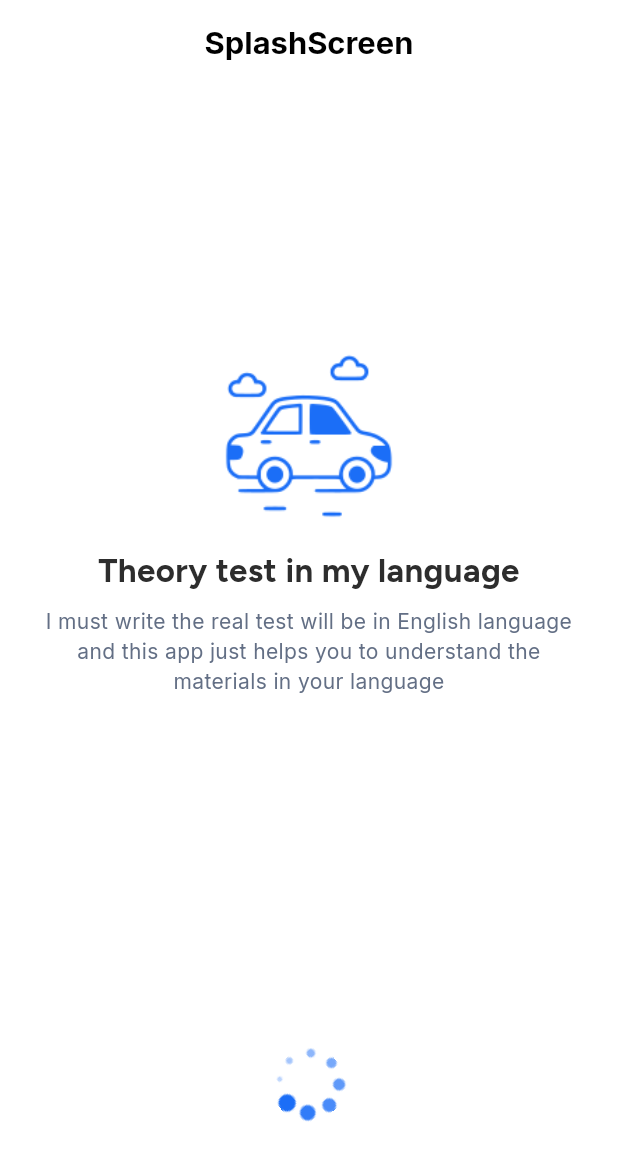
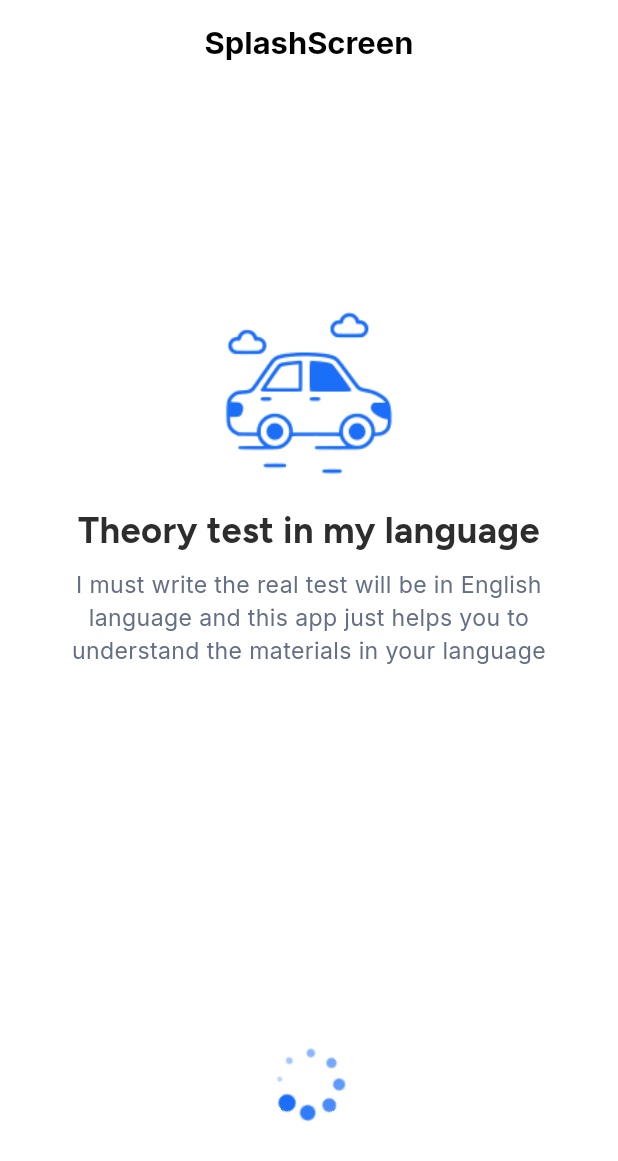
Before and after one commit to Fahad-mia/technical_task_app, a Flutter app: the SplashScreen screen opened by its route, on a phone screen of 412 x 824 dp. Shown: the top 1161 px of the screen. Run offline on Flutter 3.47's test engine with Material 3 defaults, Android fonts, the phone set to English and light mode, and no system bars; our stand-ins replace country_picker, get, google_fonts.

Commit message:
completed the task

```diff
--- a/lib/views/splash_screen.dart
+++ b/lib/views/splash_screen.dart
@@ -14,6 +14,9 @@ class SplashScreen extends StatelessWidget {
   Widget build(BuildContext context) {
     final screenSize = MediaQuery.of(context).size;
 
+    // Define a base multiplier for responsive font sizes, similar to previous screens
+    final double baseFontSizeMultiplier = screenSize.width / 375;
+
     return Scaffold(
       appBar: CustomAppbar("SplashScreen", true),
       body: Container(
@@ -22,16 +25,15 @@ class SplashScreen extends StatelessWidget {
         color: const Color(0xFFFFFFFF),
         child: Stack(
           children: [
-
             Positioned(
               top: screenSize.height * 0.18,
               left: screenSize.width * 0.06,
               right: screenSize.width * 0.06,
-              child: SizedBox(
-                width: screenSize.width * 0.88,
-                height: screenSize.height * 0.35,
+              // Removed the SizedBox with fixed height.
+              // Let the Column determine its height based on its content.
               child: Column(
-                  mainAxisAlignment: MainAxisAlignment.center,
+                mainAxisAlignment: MainAxisAlignment.center, // Vertically center within its available space
+                crossAxisAlignment: CrossAxisAlignment.center, // Horizontally center
                 children: [
                   // Car image
                   SizedBox(
@@ -44,26 +46,37 @@ class SplashScreen extends StatelessWidget {
                   // Texts
                   Text(
                     AppText.text1Bold,
-                      style: AppTextStyle.textStyleFigTree700Bold,
                     textAlign: TextAlign.center,
+                    // Apply responsive font size scaling
+                    style: AppTextStyle.textStyleFigTree700Bold.copyWith(
+                      fontSize: AppTextStyle.textStyleFigTree700Bold.fontSize != null
+                          ? AppTextStyle.textStyleFigTree700Bold.fontSize! * baseFontSizeMultiplier
+                          : 28 * baseFontSizeMultiplier, // Fallback font size
+                    ),
                   ),
                   SizedBox(height: screenSize.height * 0.01),
                   Text(
                     AppText.text2Normal,
-                      style: AppTextStyle.textStyleInter400Regular,
                     textAlign: TextAlign.center,
+                    // Apply responsive font size scaling
+                    style: AppTextStyle.textStyleInter400Regular.copyWith(
+                      fontSize: AppTextStyle.textStyleInter400Regular.fontSize != null
+                          ? AppTextStyle.textStyleInter400Regular.fontSize! * baseFontSizeMultiplier
+                          : 16 * baseFontSizeMultiplier, // Fallback font size
+                    ),
                   ),
                 ],
-                ),
               ),
             ),
 
             Positioned(
               top: screenSize.height * 0.78,
-              left: screenSize.width * 0.44,
+              left: screenSize.width * 0.44, // Keep left aligned or center it more robustly
+              // To ensure the circular dot is truly centered horizontally:
+              // left: (screenSize.width - (screenSize.width * 0.12)) / 2, // (screen_width - dot_width) / 2
               child: SizedBox(
                 width: screenSize.width * 0.12,
-                height: screenSize.width * 0.12,
+                height: screenSize.width * 0.12, // Maintain aspect ratio for the dot
                 child: AnimatedBuilder(
                   animation: controller.rotationController,
                   builder: (_, child) {
```
Lines whose indentation alone changed are shown as unchanged.
